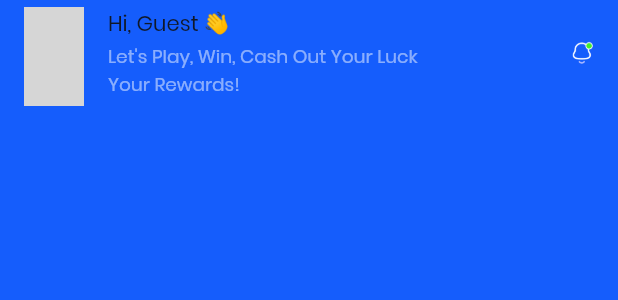
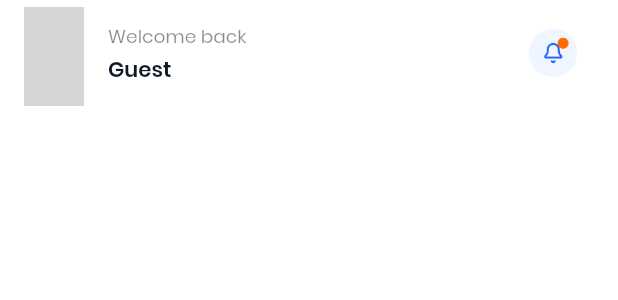
Before and after one commit to ziaahmedf17/WCCoinUpdated, a Flutter app: the HomeAppBar widget shown alone on an empty page, opened directly, on a phone screen of 412 x 824 dp. Shown: the top 300 px of the screen. Run offline on Flutter 3.47's test engine with Material 3 defaults, Android fonts, the light colour scheme and no system bars; our stand-ins replace connectivity_plus, curved_navigation_bar, device_info_plus, firebase_analytics, firebase_auth, firebase_core and 10 more; missing offline and left inert: scratcher; accounts and stored records are empty; network calls fail; grey boxes are pictures that could not be loaded.

Commit message:
ui_continue

```diff
--- a/lib/screens/home/components/home_appbar.dart
+++ b/lib/screens/home/components/home_appbar.dart
@@ -1,74 +1,3 @@
-// import 'package:flutter/material.dart';
-// import 'package:wc_coin_app/core/constants/colors.dart';
-// import 'package:wc_coin_app/core/constants/size_utils.dart';
-// import 'package:wc_coin_app/screens/notification/notification.dart';
-// import 'package:wc_coin_app/screens/profile/my_profile.dart';
-// import 'package:wc_coin_app/shared/text_view.dart';
-
-// class HomeAppBar extends StatelessWidget {
-//   const HomeAppBar({
-//     super.key,
-//   });
-
-//   @override
-//   Widget build(BuildContext context) {
-//     return AppBar(
-//       toolbarHeight: 80.v,
-//       elevation: 0,
-//       leading: Padding(
-//         padding: EdgeInsets.only(top: 5.v, left: 17.h),
-//         child: GestureDetector(
-//           onTap: () {
-//             Navigator.push(context, MaterialPageRoute(
-//               builder: (context) {
-//                 return MyProfileView();
-//               },
-//             ));
-//           },
-//           child: CircleAvatar(
-//             radius: 18.v,
-//             backgroundImage: const NetworkImage(
-//                 'https://marketplace.canva.com/EAF21qlw744/1/0/1600w/canva-blue-modern-facebook-profile-picture-mtu4sNVuKIU.jpg'),
-//           ),
-//         ),
-//       ),
-//       backgroundColor: AppColors.primary,
-//       title: Column(
-//         crossAxisAlignment: CrossAxisAlignment.start,
-//         children: [
-//           const CustomText(
-//             title: 'Hi, Zia Ahmed 👋',
-//             size: 16,
-//             height: 0,
-//           ),
-//           CustomText(
-//             title: 'Let’s Play, Win, Cash Out Your Luck\nYour Rewards!',
-//             size: 14,
-//             height: 0,
-//             fontWeight: FontWeight.w400,
-//             color: AppColors.white.withOpacity(.5),
-//           ),
-//         ],
-//       ),
-//       actions: [
-//         IconButton(
-//           onPressed: () {
-//             Navigator.push(context, MaterialPageRoute(
-//               builder: (context) {
-//                 return NotificationView();
-//               },
-//             ));
-//           },
-//           icon: Image.asset(
-//             'assets/icons/ntf.png',
-//             scale: 5.v,
-//           ),
-//         ),
-//       ],
-//     );
-//   }
-// }
-
 import 'package:flutter/material.dart';
 import 'package:wc_coin_app/core/constants/colors.dart';
 import 'package:wc_coin_app/core/constants/size_utils.dart';
@@ -93,7 +22,7 @@ class HomeAppBar extends StatelessWidget {
   Widget build(BuildContext context) {
     return AppBar(
       toolbarHeight: 80.v,
-      elevation: 0,
+      elevation: .5,
       leading: Padding(
         padding: EdgeInsets.only(top: 5.v, left: 17.h),
         child: GestureDetector(
@@ -144,7 +73,7 @@ class HomeAppBar extends StatelessWidget {
                 ),
         ),
       ),
-      backgroundColor: AppColors.primary,
+      backgroundColor: AppColors.white,
       title: InkWell(
         onTap: () {
           Navigator.push(context, MaterialPageRoute(
@@ -156,21 +85,6 @@ class HomeAppBar extends StatelessWidget {
         child: Column(
           crossAxisAlignment: CrossAxisAlignment.start,
           children: [
-            isLoading
-                ? Container(
-                    height: 16,
-                    width: 120,
-                    decoration: BoxDecoration(
-                      color: Colors.grey.withOpacity(0.3),
-                      borderRadius: BorderRadius.circular(4),
-                    ),
-                  )
-                : CustomText(
-                    title: 'Hi, ${user?.name ?? 'Guest'} 👋',
-                    size: 16,
-                    height: 0,
-                  ),
-            Gap.v(2),
             isLoading
                 ? Column(
                     children: [
@@ -194,49 +108,32 @@ class HomeAppBar extends StatelessWidget {
                     ],
                   )
                 : CustomText(
-                    title: "Let's Play, Win, Cash Out Your Luck\nYour Rewards!",
+                    title: "Welcome back",
                     size: 14,
                     height: 0,
                     fontWeight: FontWeight.w400,
-                    color: AppColors.white.withOpacity(.5),
+                    color: AppColors.fontColor.withOpacity(.5),
+                  ),
+            Gap.v(2),
+            isLoading
+                ? Container(
+                    height: 16,
+                    width: 120,
+                    decoration: BoxDecoration(
+                      color: Colors.grey.withOpacity(0.3),
+                      borderRadius: BorderRadius.circular(4),
+                    ),
+                  )
+                : CustomText(
+                    title: user?.name ?? 'Guest',
+                    size: 16,
+                    height: 0,
+                    fontWeight: FontWeight.w600,
                   ),
           ],
         ),
       ),
       actions: [
-        // Display coins if available
-        // if (!isLoading && user?.coins != null)
-        //   Padding(
-        //     padding: EdgeInsets.only(right: 10.h),
-        //     child: Container(
-        //       padding: EdgeInsets.symmetric(horizontal: 8.h, vertical: 4.v),
-        //       decoration: BoxDecoration(
-        //         color: Colors.orange.withOpacity(0.2),
-        //         borderRadius: BorderRadius.circular(12),
-        //         border: Border.all(
-        //           color: Colors.orange,
-        //           width: 1,
-        //         ),
-        //       ),
-        //       child: Row(
-        //         mainAxisSize: MainAxisSize.min,
-        //         children: [
-        //           Icon(
-        //             Icons.monetization_on,
-        //             color: Colors.orange,
-        //             size: 16.v,
-        //           ),
-        //           Gap.h(4),
-        //           CustomText(
-        //             title: '${user!.coins}',
-        //             size: 12,
-        //             color: Colors.orange,
-        //             fontWeight: FontWeight.bold,
-        //           ),
-        //         ],
-        //       ),
-        //     ),
-        //   ),
         IconButton(
           onPressed: () {
             Navigator.push(context, MaterialPageRoute(
@@ -247,19 +144,10 @@ class HomeAppBar extends StatelessWidget {
           },
           icon: Image.asset(
             'assets/icons/ntf.png',
-            scale: 7.v,
+            scale: 5.v,
           ),
         ),
-        // Refresh button for debugging/manual refresh
-        // if (onRefresh != null)
-        // IconButton(
-        //   onPressed: onRefresh,
-        //   icon: Icon(
-        //     Icons.refresh,
-        //     color: Colors.white.withOpacity(0.7),
-        //     size: 25.v,
-        //   ),
-        // ),
+        Gap.h(20),
       ],
     );
   }
--- a/lib/screens/home/home.dart
+++ b/lib/screens/home/home.dart
@@ -710,7 +710,7 @@ class _HomeViewState extends State<HomeView>
   @override
   Widget build(BuildContext context) {
     return Scaffold(
-      backgroundColor: AppColors.primary,
+      backgroundColor: AppColors.bgColor,
       appBar: PreferredSize(
         preferredSize: Size.fromHeight(80.v),
         child: HomeAppBar(
```
Also changed, not shown: lib/screens/leaderboard/leaderboard.dart (+10 -10 lines), lib/screens/profile/profile_detail.dart (+22 -18 lines), assets/icons/ntf.png, assets/images/ads.png, assets/images/promo.png, assets/images/quiz.png, assets/images/scratch.png, assets/images/spin.png, assets/images/subscribe.png, assets/images/uc.png, assets/images/visit.png, pubspec.lock, 126 other files.
